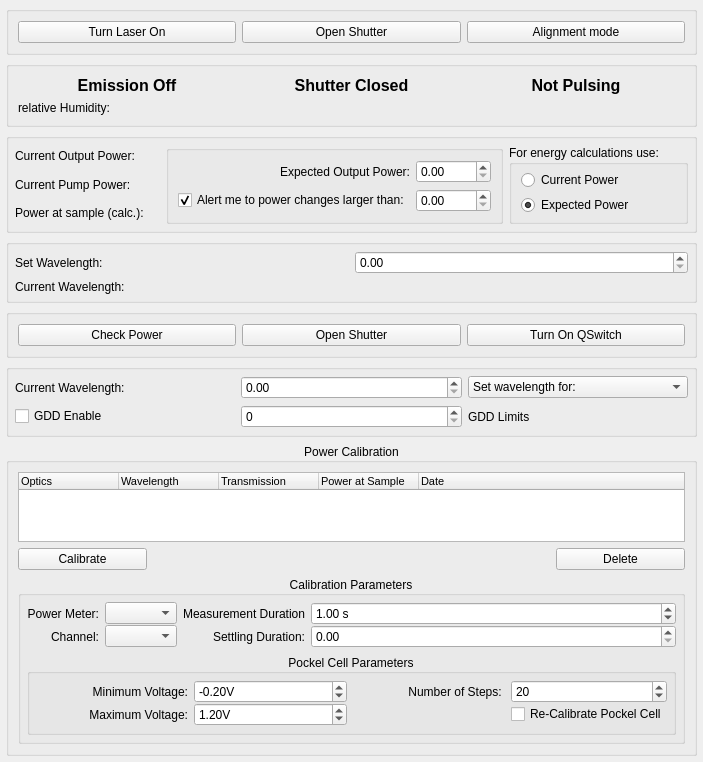
Above: acq4/devices/Laser/devTemplate.ui from acq4/acq4 before the change. Below: the same form after it.
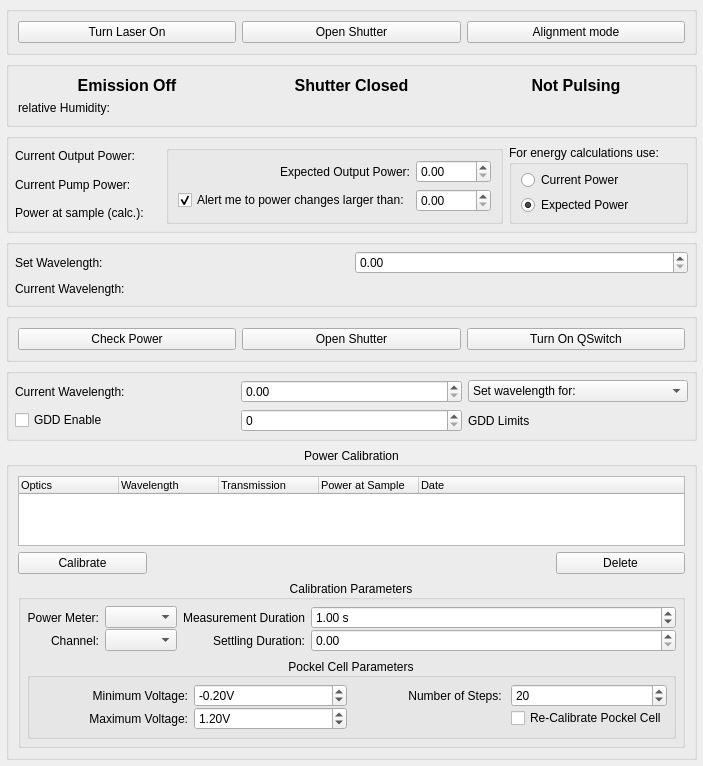
That is the form after the change. Custom widgets are drawn as their Qt base class.

```diff
--- a/acq4/devices/Laser/devTemplate.ui
+++ b/acq4/devices/Laser/devTemplate.ui
@@ -663,6 +663,13 @@
       </item>
       <item row="1" column="2">
        <widget class="QLabel" name="currentWaveLengthLabel">
+        <property name="font">
+         <font>
+          <pointsize>12</pointsize>
+          <weight>75</weight>
+          <bold>true</bold>
+         </font>
+        </property>
         <property name="text">
          <string/>
         </property>
```
